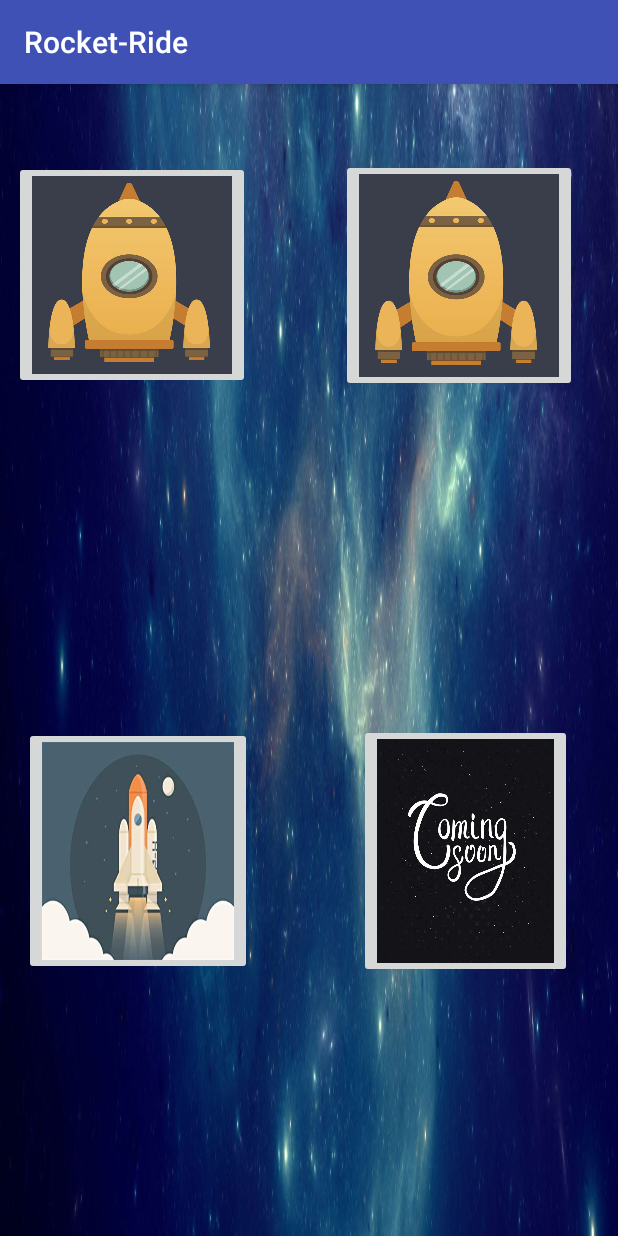
After one commit to wgarcia29/Rocket-man, an Android app: the LevelSelectActivity screen opened directly, with no data from a screen before it, on a phone screen of 412 x 824 dp. The commit adds this screen. Run offline under Robolectric (Android 15) with nearby library versions, the phone set to English and light mode, and no system bars.

Commit message:
working code in progress

```diff
--- /dev/null
+++ b/app/src/main/java/com/example/student/rocket_ride/LevelSelectActivity.java
@@ -0,0 +1,44 @@
+package com.example.student.rocket_ride;
+
+import android.support.v7.app.AppCompatActivity;
+import android.os.Bundle;
+import android.view.View;
+import android.widget.ImageButton;
+import android.widget.Toast;
+
+
+public class LevelSelectActivity extends AppCompatActivity {
+
+    private ImageButton level1;
+    private ImageButton level2;
+    private ImageButton level3;
+    private ImageButton level4;
+
+    @Override
+    protected void onCreate(Bundle savedInstanceState) {
+        super.onCreate(savedInstanceState);
+        setContentView(R.layout.activity_level_select);
+
+        level1 = findViewById(R.id.level_1);
+        level2 = findViewById(R.id.level_2);
+        level3 = findViewById(R.id.level_3);
+        level4 = findViewById(R.id.level_4);
+
+        level1.setOnClickListener(toastListener);
+        level2.setOnClickListener(toastListener);
+        level3.setOnClickListener(toastListener);
+        level4.setOnClickListener(toastListener);
+
+
+    }
+
+
+    private View.OnClickListener toastListener = new View.OnClickListener() {
+            @Override
+            public void onClick(View view) {
+                Toast.makeText(LevelSelectActivity.this, view.getTag().toString(), Toast.LENGTH_SHORT).show();
+            }
+        };
+
+
+}
--- /dev/null
+++ b/app/src/main/res/layout/activity_level_select.xml
@@ -0,0 +1,110 @@
+<?xml version="1.0" encoding="utf-8"?>
+<android.support.constraint.ConstraintLayout xmlns:android="http://schemas.android.com/apk/res/android"
+    xmlns:app="http://schemas.android.com/apk/res-auto"
+    xmlns:tools="http://schemas.android.com/tools"
+    android:layout_width="match_parent"
+    android:layout_height="match_parent"
+    android:background="@drawable/levels_bg"
+    tools:context=".LevelSelectActivity"
+    tools:layout_editor_absoluteY="81dp">
+
+
+    <ImageButton
+        android:id="@+id/level_1"
+        android:layout_width="157dp"
+        android:layout_height="152dp"
+        android:layout_marginTop="8dp"
+        android:layout_marginEnd="16dp"
+        android:layout_marginRight="16dp"
+        android:layout_marginBottom="8dp"
+        android:layout_weight="1"
+        android:scaleType="fitXY"
+        android:src="@drawable/level_2"
+        android:tag="Level 1"
+        android:text="@string/lvl1_button"
+        app:layout_constraintBottom_toTopOf="@+id/horizontal_guideline"
+        app:layout_constraintEnd_toStartOf="@+id/vertical_guideline"
+        app:layout_constraintStart_toStartOf="parent"
+        app:layout_constraintTop_toTopOf="parent" />
+
+    <ImageButton
+        android:id="@+id/level_2"
+        android:layout_width="157dp"
+        android:layout_height="155dp"
+        android:layout_marginStart="16dp"
+        android:layout_marginLeft="16dp"
+        android:layout_marginTop="8dp"
+        android:layout_marginEnd="8dp"
+        android:layout_marginRight="8dp"
+        android:layout_marginBottom="8dp"
+        android:layout_weight="1"
+        android:scaleType="fitXY"
+        android:src="@drawable/level_2"
+        android:tag="Level 2"
+        android:text="@string/lvl2_button"
+        app:layout_anchor="@+id/level_4"
+        app:layout_anchorGravity="right|bottom"
+        app:layout_constraintBottom_toTopOf="@+id/horizontal_guideline"
+        app:layout_constraintEnd_toEndOf="parent"
+        app:layout_constraintStart_toStartOf="@+id/vertical_guideline"
+        app:layout_constraintTop_toTopOf="parent" />
+
+    <ImageButton
+        android:id="@+id/level_3"
+        android:layout_width="152dp"
+        android:layout_height="165dp"
+        android:layout_marginStart="8dp"
+
+        android:layout_marginLeft="8dp"
+        android:layout_marginTop="8dp"
+        android:layout_marginEnd="16dp"
+        android:layout_marginRight="16dp"
+        android:layout_marginBottom="8dp"
+        android:layout_weight="1"
+        android:scaleType="fitXY"
+        android:src="@drawable/level_3"
+        android:tag="Level 3"
+        android:text="@string/lvl3_button"
+        app:layout_anchorGravity="bottom"
+        app:layout_constraintBottom_toBottomOf="parent"
+        app:layout_constraintEnd_toStartOf="@+id/vertical_guideline"
+        app:layout_constraintStart_toStartOf="parent"
+        app:layout_constraintTop_toTopOf="@+id/horizontal_guideline" />
+
+    <ImageButton
+        android:id="@+id/level_4"
+        android:layout_width="142dp"
+        android:layout_height="169dp"
+        android:layout_marginStart="24dp"
+        android:layout_marginLeft="24dp"
+        android:layout_marginTop="8dp"
+        android:layout_marginEnd="8dp"
+        android:layout_marginRight="8dp"
+        android:layout_marginBottom="8dp"
+        android:layout_weight="1"
+        android:scaleType="fitXY"
+        android:src="@drawable/level_4"
+        android:tag="Level 4"
+        android:text="@string/lvl4_button"
+        app:layout_anchorGravity="bottom|left"
+        app:layout_constraintBottom_toBottomOf="parent"
+        app:layout_constraintEnd_toEndOf="parent"
+        app:layout_constraintStart_toStartOf="@+id/vertical_guideline"
+        app:layout_constraintTop_toTopOf="@+id/horizontal_guideline" />
+
+    <android.support.constraint.Guideline
+        android:id="@+id/vertical_guideline"
+        android:layout_width="1dp"
+        android:layout_height="wrap_content"
+        android:orientation="vertical"
+        app:layout_constraintGuide_begin="192dp" />
+
+    <android.support.constraint.Guideline
+        android:id="@+id/horizontal_guideline"
+        android:layout_width="wrap_content"
+        android:layout_height="1dp"
+        android:orientation="horizontal"
+        app:layout_constraintGuide_begin="255dp" />
+
+
+</android.support.constraint.ConstraintLayout>
--- a/app/src/main/res/values/strings.xml
+++ b/app/src/main/res/values/strings.xml
@@ -1,12 +1,18 @@
 <resources>
     <string name="app_name">Rocket-Ride</string>
-    <string name="button_Levels">Levels</string>
+    <string name="button_Levels">Play</string>
     <string name="title_activity_levels">LevelsActivity</string>
     <string name="button_Settings">Settings</string>
     <string name="title_activity_settings">SettingsActivity</string>
     <string name="button_Quit">Quit</string>
 
-    <string name="button_Upgrade">Upgrade</string>
+    <string name="button_wrench">Upgrade</string>
     <string name="title_activity_upgrade">UpgradeActivity</string>
 
+    <string name="lvl1_button">Level-1</string>
+    <string name="lvl2_button">Level-2</string>
+    <string name="lvl3_button">Level-3</string>
+    <string name="lvl4_button">Level-4</string>
+
+
 </resources>
```
Also changed, not shown: app/src/main/AndroidManifest.xml (+2 -5 lines), app/src/main/java/com/example/student/rocket_ride/LevelsActivity.java (deleted, +0 -29 lines), app/src/main/java/com/example/student/rocket_ride/MainActivity.java (+6 -6 lines), app/src/main/java/com/example/student/rocket_ride/SettingsActivity.java (+0 -10 lines), app/src/main/java/com/example/student/rocket_ride/UpgradeActivity.java (+0 -10 lines), app/src/main/res/layout/activity_levels.xml (deleted, +0 -33 lines), app/src/main/res/layout/activity_main.xml (+13 -15 lines), app/src/main/res/layout/activity_settings.xml (+0 -15 lines), app/src/main/res/layout/activity_upgrade.xml (+0 -15 lines), app/src/main/res/layout/content_levels.xml (deleted, +0 -11 lines), app/src/main/res/drawable/level_1.jpg (added), app/src/main/res/drawable/level_2.jpg (added), app/src/main/res/drawable/level_3.jpg (added), app/src/main/res/drawable/level_4.jpg (added), 3 more files.
